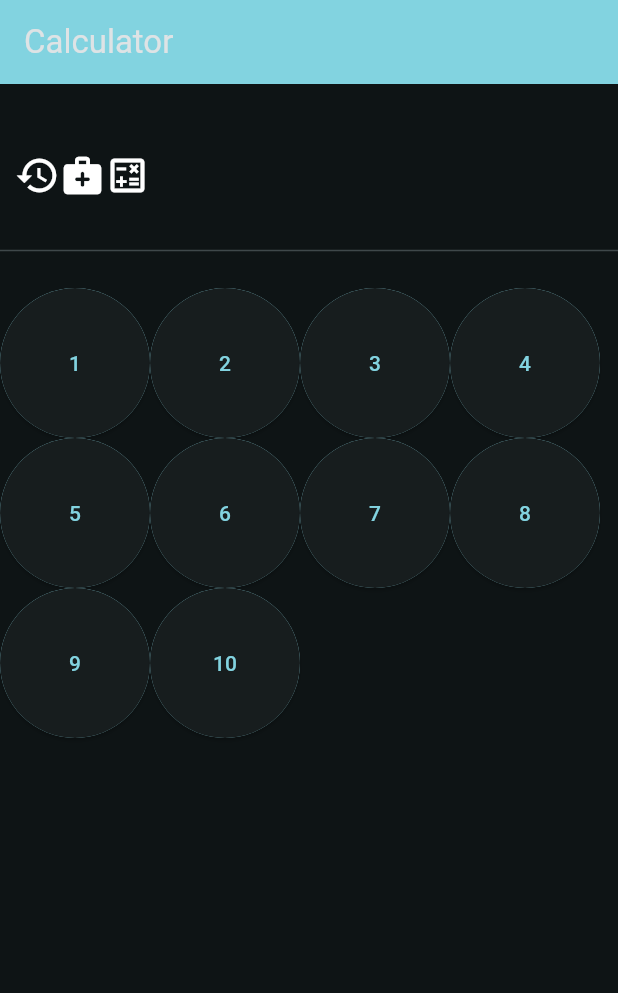
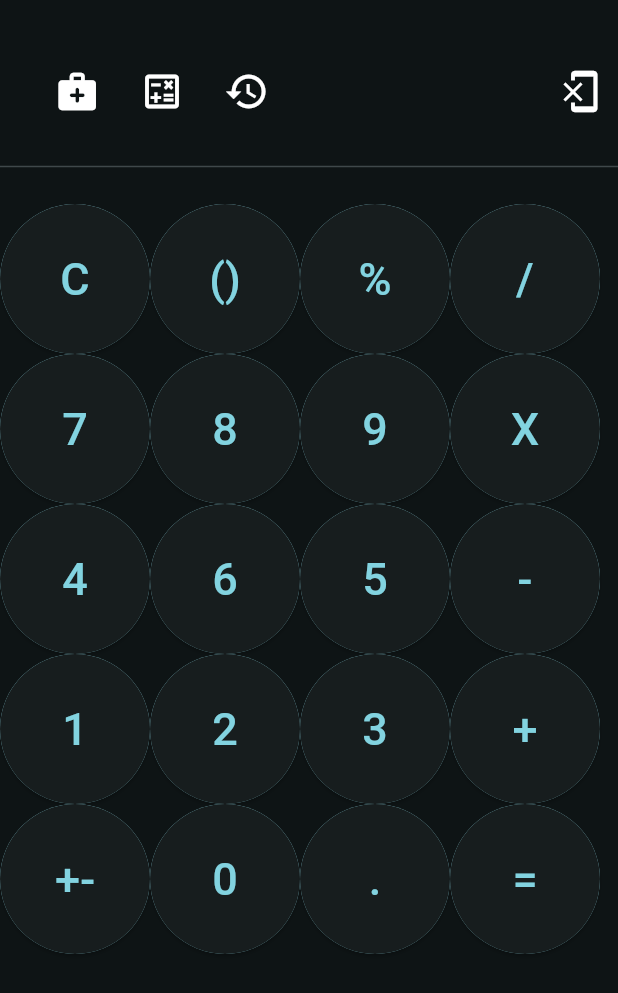
Before and after one commit to derekthecool/flutter_basics, a Flutter app: the screen it shows after launch, on a phone screen of 412 x 824 dp. Shown: the top 993 px of the screen. Run offline on Flutter 3.47's test engine with Material 3 defaults, Android fonts, the phone set to English and light mode, and no system bars.

Commit message:
Improve basic calculator even more!

```diff
--- a/lib/main.dart
+++ b/lib/main.dart
@@ -10,6 +10,7 @@ class MyApp extends StatelessWidget {
   @override
   Widget build(BuildContext context) {
     return MaterialApp(
+      debugShowCheckedModeBanner: false,
       title: 'Flutter Demo',
       darkTheme: ThemeData(
         brightness: Brightness.dark,
@@ -46,11 +47,8 @@ class _MyHomePageState extends State<MyHomePage> {
   @override
   Widget build(BuildContext context) {
     return Scaffold(
-      appBar: AppBar(
-        backgroundColor: Theme.of(context).colorScheme.primary,
-        title: Text('Calculator'),
-      ),
-      body: Center(
+      body: SafeArea(
+        child: Center(
           child: Column(
             children: [
               Wrap(
@@ -66,39 +64,67 @@ class _MyHomePageState extends State<MyHomePage> {
                   ),
                   Padding(
                     padding: EdgeInsets.all(10),
-                  child: Container(
-                    child: Container(
-                      alignment: Alignment.centerRight,
                     child: Row(
-                        children: [
-                          Row(
                       children: <Widget>[
-                              Icon(Icons.history, size: 30),
+                        Expanded(
+                            flex: 1,
+                            child: Row(
+                              mainAxisAlignment: MainAxisAlignment.spaceEvenly,
+                              children: <Widget>[
                                 Icon(Icons.medical_services_rounded, size: 30),
                                 Icon(Icons.calculate_outlined, size: 30),
-                            ],
+                                Icon(
+                                  Icons.history,
+                                  size: 30,
                                 ),
                               ],
+                            )),
+                        Expanded(
+                          flex: 1,
+                          child: Align(
+                            alignment: Alignment.centerRight,
+                            child: Icon(Icons.phonelink_erase, size: 30),
                           ),
-                    ),
+                        )
+                      ],
                     ),
                   ),
                   Divider(
                     height: 50,
                   ),
+                  // Row 1
+                  CalculatorButton(number: "C", onPressed: _updateMathString),
+                  CalculatorButton(number: "()", onPressed: _updateMathString),
+                  CalculatorButton(number: "%", onPressed: _updateMathString),
+                  CalculatorButton(number: "/", onPressed: _updateMathString),
+
+                  // Row 2
+                  CalculatorButton(number: "7", onPressed: _updateMathString),
+                  CalculatorButton(number: "8", onPressed: _updateMathString),
+                  CalculatorButton(number: "9", onPressed: _updateMathString),
+                  CalculatorButton(number: "X", onPressed: _updateMathString),
+
+                  // Row 3
+                  CalculatorButton(number: "4", onPressed: _updateMathString),
+                  CalculatorButton(number: "6", onPressed: _updateMathString),
+                  CalculatorButton(number: "5", onPressed: _updateMathString),
+                  CalculatorButton(number: "-", onPressed: _updateMathString),
+
+                  // Row 4
                   CalculatorButton(number: "1", onPressed: _updateMathString),
                   CalculatorButton(number: "2", onPressed: _updateMathString),
                   CalculatorButton(number: "3", onPressed: _updateMathString),
-                CalculatorButton(number: "4", onPressed: _updateMathString),
-                CalculatorButton(number: "5", onPressed: _updateMathString),
-                CalculatorButton(number: "6", onPressed: _updateMathString),
-                CalculatorButton(number: "7", onPressed: _updateMathString),
-                CalculatorButton(number: "8", onPressed: _updateMathString),
-                CalculatorButton(number: "9", onPressed: _updateMathString),
-                CalculatorButton(number: "10", onPressed: _updateMathString),
+                  CalculatorButton(number: "+", onPressed: _updateMathString),
+
+                  // Row 5
+                  CalculatorButton(number: "+-", onPressed: _updateMathString),
+                  CalculatorButton(number: "0", onPressed: _updateMathString),
+                  CalculatorButton(number: ".", onPressed: _updateMathString),
+                  CalculatorButton(number: "=", onPressed: _updateMathString),
                 ],
               ),
             ],
+          ),
         ),
       ),
     );
@@ -129,7 +155,10 @@ class CalculatorButton extends StatelessWidget {
           onPressed: () {
             onPressed(number);
           },
-          child: Text("$number"),
+          child: Text(
+            "$number",
+            style: TextStyle(fontSize: 30),
+          ),
         ));
   }
 }
```
Lines whose indentation alone changed are shown as unchanged.
